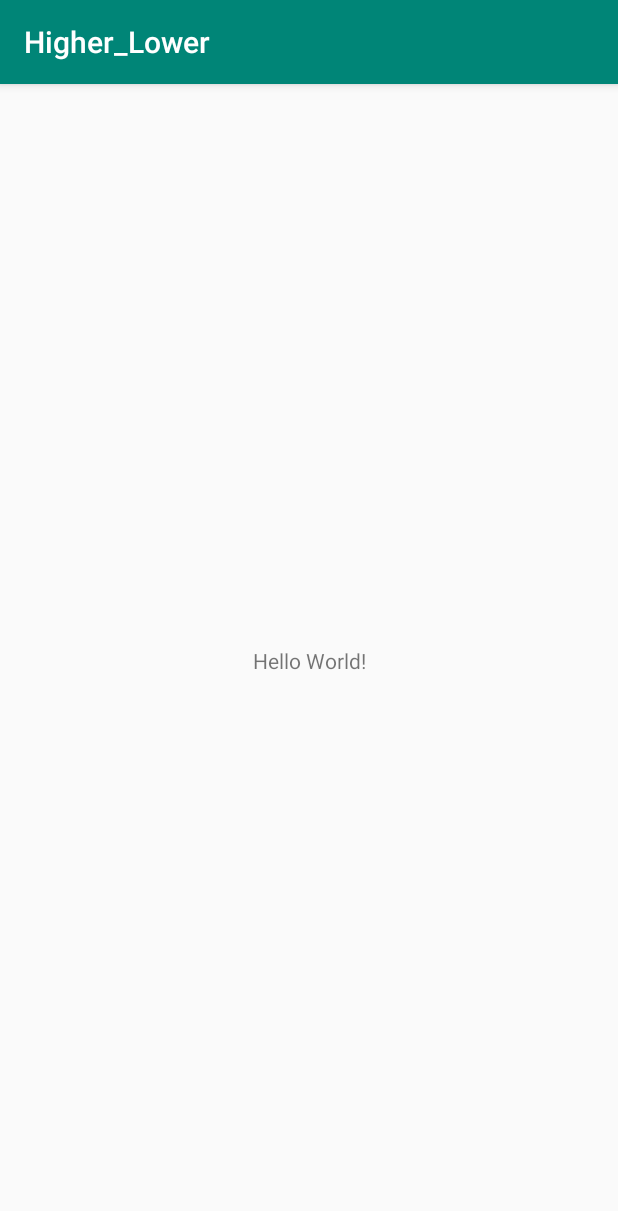
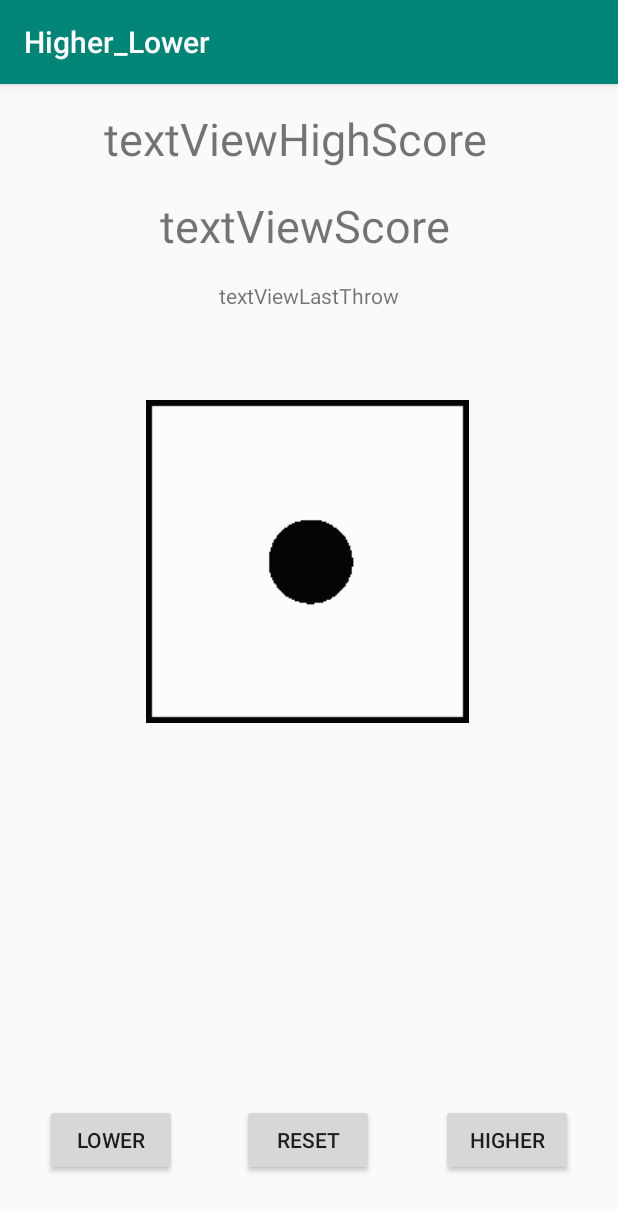
Before and after one commit to dexgier/Week1_Higher_Lower, an Android app: the screen it shows after launch (MainActivity), on a phone screen of 412 x 824 dp. Shown: the top 1211 px of the screen. Run offline under Robolectric (Android 15) with nearby library versions, the phone set to English and light mode, and no system bars.

Commit message:
Added first buttons, textViews and also first functionality in MainActivity.java

```diff
--- a/app/src/main/java/com/example/higher_lower/MainActivity.java
+++ b/app/src/main/java/com/example/higher_lower/MainActivity.java
@@ -2,12 +2,70 @@ package com.example.higher_lower;
 
 import android.support.v7.app.AppCompatActivity;
 import android.os.Bundle;
+import android.widget.Button;
+import android.widget.ImageView;
+import android.widget.TextView;
+
+import java.util.Random;
+
 
 public class MainActivity extends AppCompatActivity {
+
+    private int score = 0;
+    private int highScore = 0;
+
+    private int valueCurrent = 0;
+    private int valuePrevious = 0;
+
+    private TextView mScore;
+    private TextView mHighScore;
+    private TextView mLastThrow;
+    private ImageView mDice;
+    private Button mLower;
+    private Button mRestart;
+    private Button mHigher;
+
+
+
+
 
     @Override
     protected void onCreate(Bundle savedInstanceState) {
         super.onCreate(savedInstanceState);
         setContentView(R.layout.activity_main);
+
+        mScore = findViewById(R.id.textViewScore);
+        mHighScore = findViewById(R.id.textViewHighScore);
+        mLastThrow = findViewById(R.id.textViewLastThrow);
+        mDice = findViewById(R.id.imageViewDice);
+        mLower = findViewById(R.id.buttonLower);
+        mRestart = findViewById(R.id.buttonReset);
+        mHigher = findViewById(R.id.buttonHigher);
+    }
+
+    private void rollDice() {
+        valuePrevious = valueCurrent;
+        valueCurrent = new Random().nextInt(6) + 1;
+
+        switch(valueCurrent) {
+            case 1:
+                mDice.setImageDrawable(getDrawable(R.drawable.d1));
+                break;
+            case 2:
+                mDice.setImageDrawable(getDrawable(R.drawable.d2));
+                break;
+            case 3:
+                mDice.setImageDrawable(getDrawable(R.drawable.d3));
+                break;
+            case 4:
+                mDice.setImageDrawable(getDrawable(R.drawable.d4));
+                break;
+            case 5:
+                mDice.setImageDrawable(getDrawable(R.drawable.d5));
+                break;
+            case 6:
+                mDice.setImageDrawable(getDrawable(R.drawable.d6));
+                break;
+        }
     }
 }
--- a/app/src/main/res/layout/activity_main.xml
+++ b/app/src/main/res/layout/activity_main.xml
@@ -7,12 +7,85 @@
     tools:context=".MainActivity">
 
     <TextView
+        android:id="@+id/textViewScore"
+        android:layout_width="218dp"
+        android:layout_height="57dp"
+        android:text="textViewScore"
+        android:textSize="30dp"
+        app:layout_constraintEnd_toEndOf="parent"
+        app:layout_constraintHorizontal_bias="0.549"
+        app:layout_constraintStart_toStartOf="parent"
+        app:layout_constraintTop_toBottomOf="@+id/textViewHighScore" />
+
+    <TextView
+        android:id="@+id/textViewHighScore"
+        android:layout_width="273dp"
+        android:layout_height="58dp"
+        android:layout_marginTop="16dp"
+        android:layout_marginBottom="45dp"
+        android:text="textViewHighScore"
+        android:textSize="30dp"
+        app:layout_constraintBottom_toTopOf="@+id/textViewScore"
+        app:layout_constraintEnd_toEndOf="parent"
+        app:layout_constraintStart_toStartOf="parent"
+        app:layout_constraintTop_toTopOf="parent"
+        app:layout_constraintVertical_chainStyle="spread_inside" />
+
+    <TextView
+        android:id="@+id/textViewLastThrow"
+        android:layout_width="wrap_content"
+        android:layout_height="0dp"
+        android:text="textViewLastThrow"
+        app:layout_constraintEnd_toEndOf="parent"
+        app:layout_constraintStart_toStartOf="parent"
+        app:layout_constraintTop_toBottomOf="@+id/textViewScore" />
+
+    <Button
+        android:id="@+id/buttonReset"
         android:layout_width="wrap_content"
         android:layout_height="wrap_content"
-        android:text="Hello World!"
+        android:layout_marginStart="40dp"
+        android:layout_marginTop="8dp"
+        android:layout_marginEnd="8dp"
+        android:layout_marginBottom="40dp"
+        android:text="RESET"
         app:layout_constraintBottom_toBottomOf="parent"
-        app:layout_constraintLeft_toLeftOf="parent"
-        app:layout_constraintRight_toRightOf="parent"
-        app:layout_constraintTop_toTopOf="parent" />
+        app:layout_constraintEnd_toStartOf="@+id/buttonHigher"
+        app:layout_constraintHorizontal_bias="0.076"
+        app:layout_constraintStart_toEndOf="@+id/buttonLower"
+        app:layout_constraintTop_toBottomOf="@+id/imageViewDice"
+        app:layout_constraintVertical_bias="1.0" />
 
+    <Button
+        android:id="@+id/buttonHigher"
+        android:layout_width="wrap_content"
+        android:layout_height="wrap_content"
+        android:layout_marginEnd="30dp"
+        android:layout_marginBottom="40dp"
+        android:text="HIGHER"
+        app:layout_constraintBottom_toBottomOf="parent"
+        app:layout_constraintEnd_toEndOf="parent" />
+
+    <Button
+        android:id="@+id/buttonLower"
+        android:layout_width="wrap_content"
+        android:layout_height="wrap_content"
+        android:layout_marginStart="30dp"
+        android:layout_marginBottom="40dp"
+        android:text="LOWER"
+        app:layout_constraintBottom_toBottomOf="parent"
+        app:layout_constraintStart_toStartOf="parent" />
+
+    <ImageView
+        android:id="@+id/imageViewDice"
+        android:layout_width="wrap_content"
+        android:layout_height="wrap_content"
+        android:layout_marginStart="8dp"
+        android:layout_marginTop="60dp"
+        android:layout_marginEnd="8dp"
+        app:layout_constraintEnd_toEndOf="parent"
+        app:layout_constraintHorizontal_bias="0.494"
+        app:layout_constraintStart_toStartOf="parent"
+        app:layout_constraintTop_toBottomOf="@+id/textViewLastThrow"
+        app:srcCompat="@drawable/d1" />
 </android.support.constraint.ConstraintLayout>
```
